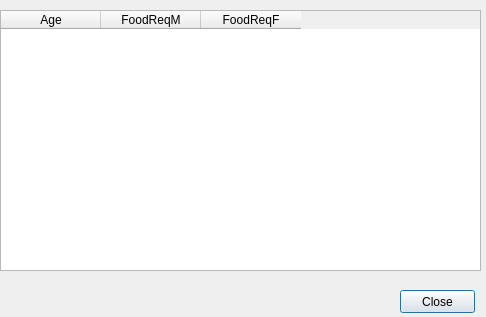
snim2mirror/openihm, file open-ihm/gui/designs/ui_foodenergy_requirements.ui: the form before one commit.
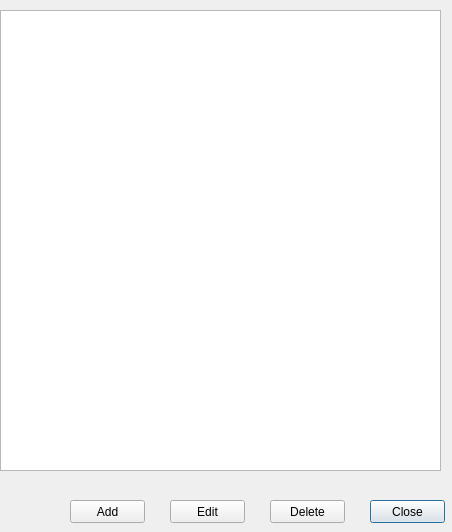
The form after the commit.

Commit message: adding interface for managing food energy requirements by age and sex

```diff
--- a/open-ihm/gui/designs/ui_foodenergy_requirements.ui
+++ b/open-ihm/gui/designs/ui_foodenergy_requirements.ui
@@ -6,49 +6,24 @@
    <rect>
     <x>0</x>
     <y>0</y>
-    <width>486</width>
-    <height>317</height>
+    <width>452</width>
+    <height>532</height>
    </rect>
   </property>
   <property name="minimumSize">
    <size>
-    <width>486</width>
-    <height>317</height>
+    <width>452</width>
+    <height>532</height>
    </size>
   </property>
   <property name="windowTitle">
    <string>View Food Energy Requirements</string>
   </property>
-  <widget class="QTableWidget" name="tblFoodEnergyRequirements">
-   <property name="geometry">
-    <rect>
-     <x>0</x>
-     <y>10</y>
-     <width>481</width>
-     <height>261</height>
-    </rect>
-   </property>
-   <column>
-    <property name="text">
-     <string>Age</string>
-    </property>
-   </column>
-   <column>
-    <property name="text">
-     <string>FoodReqM</string>
-    </property>
-   </column>
-   <column>
-    <property name="text">
-     <string>FoodReqF</string>
-    </property>
-   </column>
-  </widget>
   <widget class="QPushButton" name="cmdFERequirementsClose">
    <property name="geometry">
     <rect>
-     <x>400</x>
-     <y>290</y>
+     <x>370</x>
+     <y>500</y>
      <width>75</width>
      <height>23</height>
     </rect>
@@ -57,6 +32,55 @@
     <string>Close</string>
    </property>
   </widget>
+  <widget class="QPushButton" name="cmdAddRow">
+   <property name="geometry">
+    <rect>
+     <x>70</x>
+     <y>500</y>
+     <width>75</width>
+     <height>23</height>
+    </rect>
+   </property>
+   <property name="text">
+    <string>Add</string>
+   </property>
+  </widget>
+  <widget class="QPushButton" name="cmdEditRow">
+   <property name="geometry">
+    <rect>
+     <x>170</x>
+     <y>500</y>
+     <width>75</width>
+     <height>23</height>
+    </rect>
+   </property>
+   <property name="text">
+    <string>Edit</string>
+   </property>
+  </widget>
+  <widget class="QPushButton" name="DeleteRow">
+   <property name="geometry">
+    <rect>
+     <x>270</x>
+     <y>500</y>
+     <width>75</width>
+     <height>23</height>
+    </rect>
+   </property>
+   <property name="text">
+    <string>Delete</string>
+   </property>
+  </widget>
+  <widget class="QTableView" name="tableView">
+   <property name="geometry">
+    <rect>
+     <x>0</x>
+     <y>10</y>
+     <width>441</width>
+     <height>461</height>
+    </rect>
+   </property>
+  </widget>
  </widget>
  <resources/>
  <connections/>
```
Left out of the diff: 6 changed lines with no effect on the pictures. The commit also changes 11 other files.
